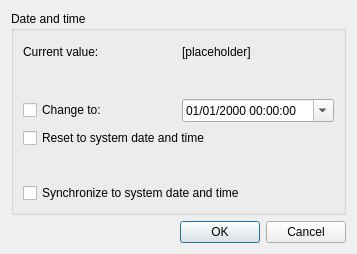
Old version of the form src/frontend/qt_sdl/DateTimeDialog.ui in the repository poopoocacacacaca/melonRA.
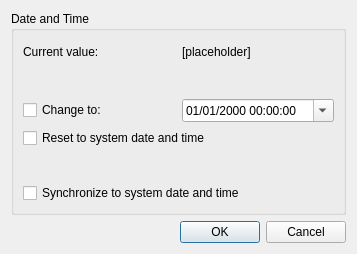
New version of the form.

What changed in the file:
```diff
--- a/src/frontend/qt_sdl/DateTimeDialog.ui
+++ b/src/frontend/qt_sdl/DateTimeDialog.ui
@@ -17,7 +17,7 @@
    <item>
     <widget class="QGroupBox" name="groupBox_2">
      <property name="title">
-      <string>Date and time</string>
+      <string>Date and Time</string>
      </property>
      <layout class="QGridLayout" name="gridLayout_2">
       <item row="3" column="0" colspan="2">
```
Left out of the diff: 2 changed lines with no effect on the pictures.
